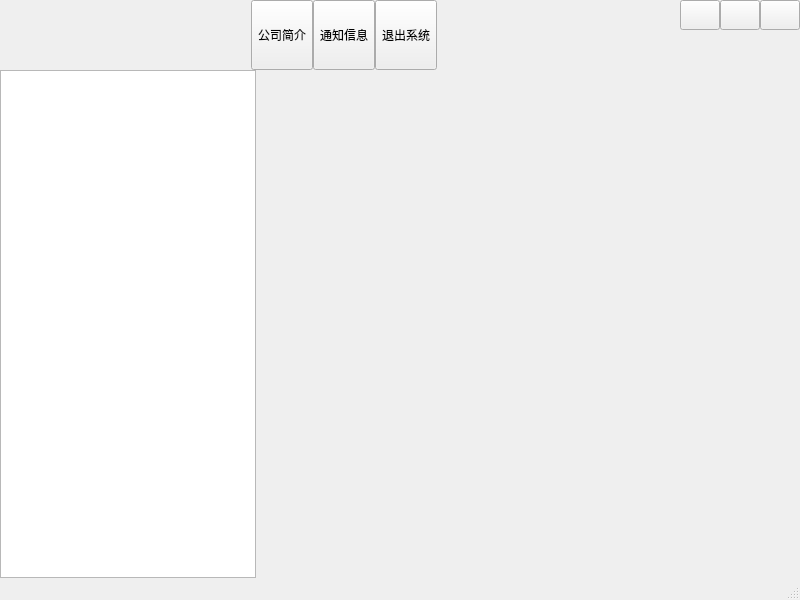
Above: 王景岳/project/EmployeeSystem/mainwindow.ui from Faran-sward/EmployeeSystem before the change. Below: the same form after it.
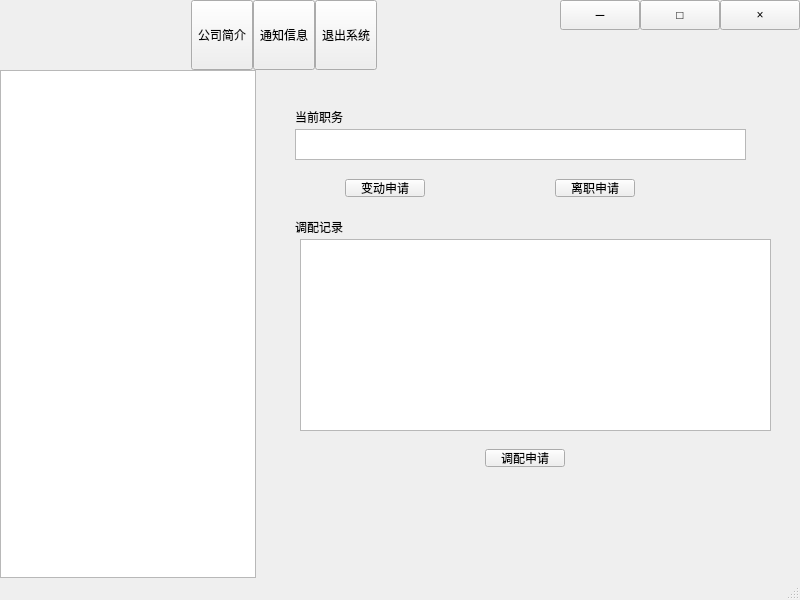
That is the form after the change. Custom widgets are drawn as their Qt base class.

The edit to the form file:
```diff
--- a/王景岳/project/EmployeeSystem/mainwindow.ui
+++ b/王景岳/project/EmployeeSystem/mainwindow.ui
@@ -38,6 +38,9 @@
         <verstretch>0</verstretch>
        </sizepolicy>
       </property>
+      <property name="styleSheet">
+       <string notr="true"/>
+      </property>
       <layout class="QHBoxLayout" name="horizontalLayout_3">
        <property name="spacing">
         <number>0</number>
@@ -244,7 +247,7 @@
              <string>关闭</string>
             </property>
             <property name="text">
-             <string/>
+             <string>×</string>
             </property>
            </widget>
           </item>
@@ -266,7 +269,7 @@
              <enum>Qt::NoFocus</enum>
             </property>
             <property name="text">
-             <string/>
+             <string>□</string>
             </property>
            </widget>
           </item>
@@ -294,7 +297,7 @@
              <string>最小化</string>
             </property>
             <property name="text">
-             <string/>
+             <string>－</string>
             </property>
            </widget>
           </item>
@@ -367,6 +370,198 @@
          <property name="currentIndex">
           <number>-1</number>
          </property>
+         <widget class="QWidget" name="page">
+          <widget class="QLabel" name="label">
+           <property name="geometry">
+            <rect>
+             <x>210</x>
+             <y>190</y>
+             <width>40</width>
+             <height>12</height>
+            </rect>
+           </property>
+           <property name="text">
+            <string>page0</string>
+           </property>
+          </widget>
+         </widget>
+         <widget class="QWidget" name="page_2">
+          <widget class="QLabel" name="label_2">
+           <property name="geometry">
+            <rect>
+             <x>260</x>
+             <y>150</y>
+             <width>40</width>
+             <height>12</height>
+            </rect>
+           </property>
+           <property name="text">
+            <string>page1</string>
+           </property>
+          </widget>
+         </widget>
+         <widget class="QWidget" name="page_3">
+          <widget class="QLabel" name="label_3">
+           <property name="geometry">
+            <rect>
+             <x>220</x>
+             <y>150</y>
+             <width>40</width>
+             <height>12</height>
+            </rect>
+           </property>
+           <property name="text">
+            <string>page2</string>
+           </property>
+          </widget>
+         </widget>
+         <widget class="QWidget" name="page_4">
+          <widget class="QLabel" name="label_4">
+           <property name="geometry">
+            <rect>
+             <x>270</x>
+             <y>190</y>
+             <width>40</width>
+             <height>12</height>
+            </rect>
+           </property>
+           <property name="text">
+            <string>page3</string>
+           </property>
+          </widget>
+         </widget>
+         <widget class="QWidget" name="page_5">
+          <widget class="QStackedWidget" name="page5_stack">
+           <property name="geometry">
+            <rect>
+             <x>-1</x>
+             <y>19</y>
+             <width>541</width>
+             <height>471</height>
+            </rect>
+           </property>
+           <property name="currentIndex">
+            <number>0</number>
+           </property>
+           <widget class="QWidget" name="page_7">
+            <widget class="QLabel" name="label_8">
+             <property name="geometry">
+              <rect>
+               <x>40</x>
+               <y>20</y>
+               <width>51</width>
+               <height>16</height>
+              </rect>
+             </property>
+             <property name="text">
+              <string>当前职务</string>
+             </property>
+            </widget>
+            <widget class="QTextBrowser" name="textBrowser">
+             <property name="geometry">
+              <rect>
+               <x>40</x>
+               <y>40</y>
+               <width>451</width>
+               <height>31</height>
+              </rect>
+             </property>
+            </widget>
+            <widget class="QPushButton" name="pushButton">
+             <property name="geometry">
+              <rect>
+               <x>90</x>
+               <y>90</y>
+               <width>80</width>
+               <height>18</height>
+              </rect>
+             </property>
+             <property name="text">
+              <string>变动申请</string>
+             </property>
+            </widget>
+            <widget class="QPushButton" name="pushButton_2">
+             <property name="geometry">
+              <rect>
+               <x>300</x>
+               <y>90</y>
+               <width>80</width>
+               <height>18</height>
+              </rect>
+             </property>
+             <property name="text">
+              <string>离职申请</string>
+             </property>
+            </widget>
+            <widget class="QLabel" name="label_9">
+             <property name="geometry">
+              <rect>
+               <x>40</x>
+               <y>130</y>
+               <width>51</width>
+               <height>16</height>
+              </rect>
+             </property>
+             <property name="text">
+              <string>调配记录</string>
+             </property>
+            </widget>
+            <widget class="QTableView" name="deployment">
+             <property name="geometry">
+              <rect>
+               <x>45</x>
+               <y>150</y>
+               <width>471</width>
+               <height>192</height>
+              </rect>
+             </property>
+            </widget>
+            <widget class="QPushButton" name="pushButton_3">
+             <property name="geometry">
+              <rect>
+               <x>230</x>
+               <y>360</y>
+               <width>80</width>
+               <height>18</height>
+              </rect>
+             </property>
+             <property name="text">
+              <string>调配申请</string>
+             </property>
+            </widget>
+           </widget>
+           <widget class="QWidget" name="page_9">
+            <widget class="QLabel" name="label_6">
+             <property name="geometry">
+              <rect>
+               <x>140</x>
+               <y>140</y>
+               <width>40</width>
+               <height>12</height>
+              </rect>
+             </property>
+             <property name="text">
+              <string>pge4-2</string>
+             </property>
+            </widget>
+           </widget>
+           <widget class="QWidget" name="page_10">
+            <widget class="QLabel" name="label_7">
+             <property name="geometry">
+              <rect>
+               <x>160</x>
+               <y>120</y>
+               <width>40</width>
+               <height>12</height>
+              </rect>
+             </property>
+             <property name="text">
+              <string>page4-3</string>
+             </property>
+            </widget>
+           </widget>
+          </widget>
+         </widget>
         </widget>
        </item>
       </layout>
```
Left out of the diff: 8 changed lines with no effect on the pictures.
